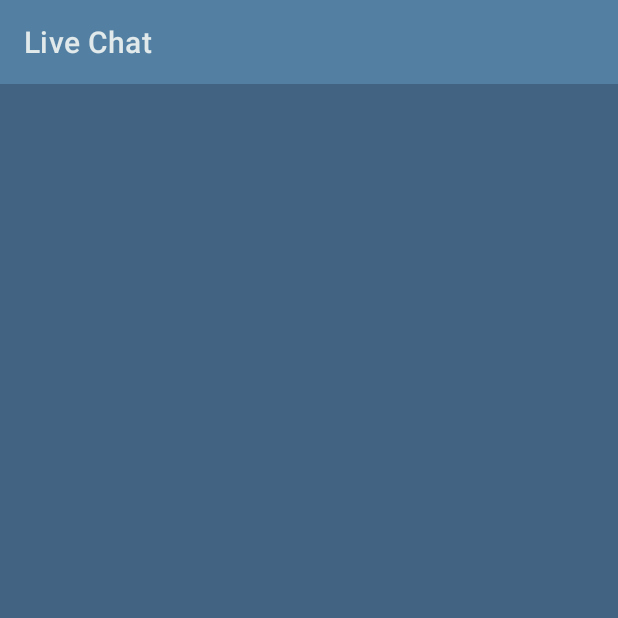
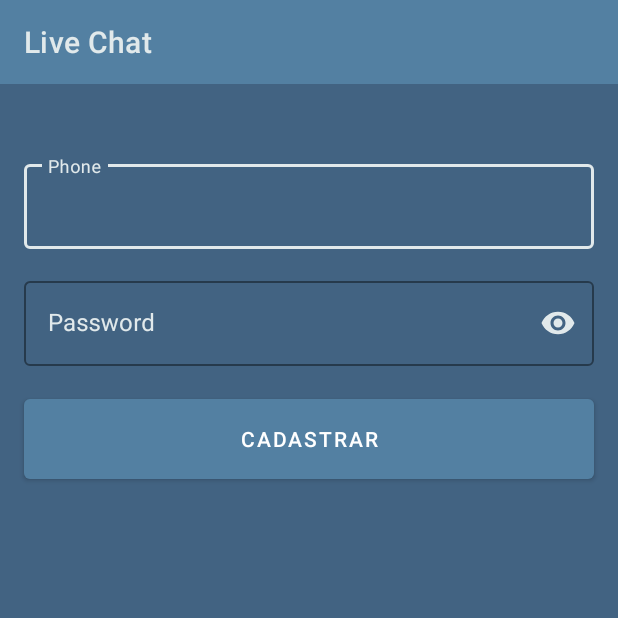
Before and after one commit to jmaxsa/livechat, an Android app: the screen it shows after launch (SignUpActivity), on a phone screen of 412 x 824 dp, the top half of it. Run offline under Robolectric (Android 15) with nearby library versions, the phone set to English and light mode, and no system bars; our stand-ins replace Firebase (no records; nobody signed in at launch, a user with empty details on screens opened directly); libraries missing offline, so code that uses them is left out: com.firebase.ui.

Commit message:
Adding inputs to sign up activity

```diff
--- a/app/src/main/java/br/com/jm/livechat/flows/onboarding/SignUpActivity.kt
+++ b/app/src/main/java/br/com/jm/livechat/flows/onboarding/SignUpActivity.kt
@@ -8,6 +8,7 @@ import br.com.jm.livechat.flows.home.HomeActivity
 import com.firebase.ui.auth.AuthUI
 import com.firebase.ui.auth.FirebaseAuthUIActivityResultContract
 import com.firebase.ui.auth.data.model.FirebaseAuthUIAuthenticationResult
+import com.google.android.material.textfield.TextInputLayout
 import com.google.firebase.auth.FirebaseAuth
 import org.koin.androidx.viewmodel.ext.android.viewModel
 
@@ -15,45 +16,19 @@ class SignUpActivity: AppCompatActivity(R.layout.activity_sign_up) {
 
     private val viewModel by viewModel<SignUpViewModel>()
 
-    private val signInLauncher = registerForActivityResult(
-        FirebaseAuthUIActivityResultContract()
-    ) { res ->
-        this.onSignInResult(res)
-    }
+    private val phoneInput by lazy { findViewById<TextInputLayout>(R.id.phone_input) }
 
     override fun onCreate(savedInstanceState: Bundle?) {
         super.onCreate(savedInstanceState)
-        createSignInIntent()
+        setupComponents()
+    }
+
+    private fun setupComponents() {
+        phoneInput.requestFocus()
     }
 
     private fun goHome() {
         startActivity(Intent(this, HomeActivity::class.java))
         finish()
     }
-
-    private fun createSignInIntent() {
-        if(!viewModel.isFirstAccess()) goHome()
-        else {
-            val providers = arrayListOf(
-                AuthUI.IdpConfig.PhoneBuilder().build()
-            )
-
-            val signInIntent = AuthUI.getInstance()
-                .createSignInIntentBuilder()
-                .setAvailableProviders(providers)
-                .build()
-            signInLauncher.launch(signInIntent)
-        }
-    }
-
-    private fun onSignInResult(result: FirebaseAuthUIAuthenticationResult) {
-        val response = result.idpResponse
-        if (result.resultCode == RESULT_OK) {
-            FirebaseAuth.getInstance().currentUser.let { viewModel.updateFirstAccess() }
-            goHome()
-        } else {
-            //TODO Handle error code in response
-//            when (response?.error?.errorCode)
-        }
-    }
 }
--- a/app/src/main/res/layout/activity_sign_up.xml
+++ b/app/src/main/res/layout/activity_sign_up.xml
@@ -15,4 +15,58 @@
         app:layout_constraintEnd_toEndOf="parent"
         app:showSearchIcon="false"/>
 
+    <com.google.android.material.textfield.TextInputLayout
+        android:id="@+id/phone_input"
+        android:layout_width="match_parent"
+        android:layout_height="wrap_content"
+        android:hint="Phone"
+        app:boxStrokeColor="@color/white_text"
+        android:textColorHint="@color/white_text"
+        app:hintTextColor="@color/white_text"
+        android:layout_marginTop="@dimen/margin_48dp"
+        android:layout_marginHorizontal="@dimen/margin_16dp"
+        style="@style/Widget.MaterialComponents.TextInputLayout.OutlinedBox"
+        app:layout_constraintStart_toStartOf="parent"
+        app:layout_constraintEnd_toEndOf="parent"
+        app:layout_constraintTop_toBottomOf="@id/toolbar">
+
+        <com.google.android.material.textfield.TextInputEditText
+            android:layout_width="match_parent"
+            android:layout_height="wrap_content" />
+
+    </com.google.android.material.textfield.TextInputLayout>
+
+    <com.google.android.material.textfield.TextInputLayout
+        android:id="@+id/password_input"
+        android:layout_width="match_parent"
+        android:layout_height="wrap_content"
+        android:hint="Password"
+        app:passwordToggleEnabled="true"
+        app:passwordToggleTint="@color/white_text"
+        android:textColorHint="@color/white_text"
+        app:hintTextColor="@color/white_text"
+        app:boxStrokeColor="@color/white_text"
+        android:layout_margin="@dimen/margin_16dp"
+        style="@style/Widget.MaterialComponents.TextInputLayout.OutlinedBox"
+        app:layout_constraintStart_toStartOf="parent"
+        app:layout_constraintEnd_toEndOf="parent"
+        app:layout_constraintTop_toBottomOf="@id/phone_input">
+
+        <com.google.android.material.textfield.TextInputEditText
+            android:layout_width="match_parent"
+            android:layout_height="wrap_content"
+            android:inputType="textPassword"/>
+
+    </com.google.android.material.textfield.TextInputLayout>
+
+    <Button
+        android:id="@+id/register_button"
+        android:layout_width="match_parent"
+        android:layout_height="65dp"
+        android:layout_margin="@dimen/margin_16dp"
+        android:text="Cadastrar"
+        app:layout_constraintTop_toBottomOf="@id/password_input"
+        app:layout_constraintStart_toStartOf="parent"
+        app:layout_constraintEnd_toEndOf="parent"/>
+
 </androidx.constraintlayout.widget.ConstraintLayout>
--- a/app/src/main/res/values/dimens.xml
+++ b/app/src/main/res/values/dimens.xml
@@ -11,6 +11,8 @@
     <!-- Margins -->
     <dimen name="margin_8dp">8dp</dimen>
     <dimen name="margin_16dp">16dp</dimen>
+    <dimen name="margin_32dp">32dp</dimen>
+    <dimen name="margin_48dp">48dp</dimen>
 
     <!-- Text Size -->
     <dimen name="text_size_16sp">16sp</dimen>
```
